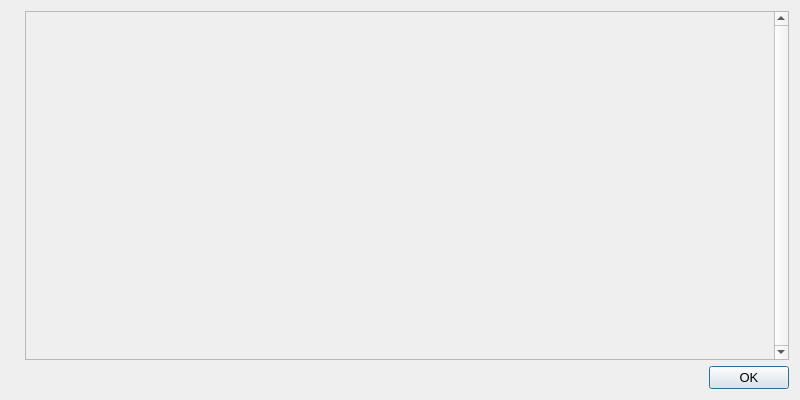
Qt form src/qt/forms/helpmessagedialog.ui (eternity-group/eternity) before a commit.
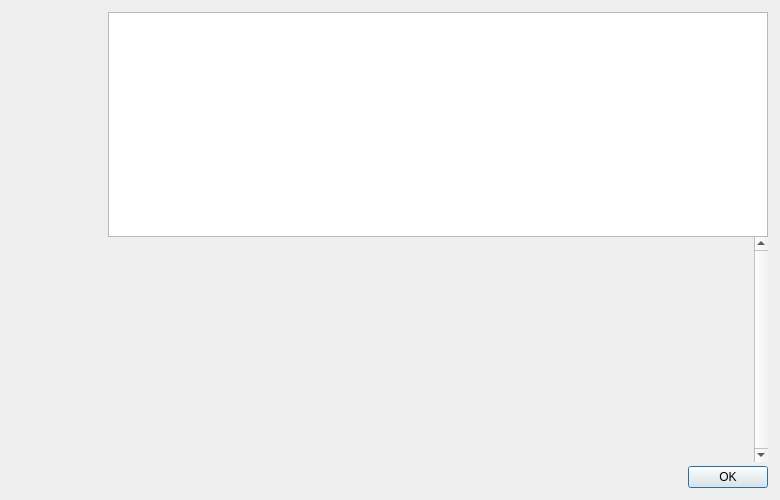
The same form after that commit. Icons and pictures are not drawn.

```diff
--- a/src/qt/forms/helpmessagedialog.ui
+++ b/src/qt/forms/helpmessagedialog.ui
@@ -6,36 +6,102 @@
    <rect>
     <x>0</x>
     <y>0</y>
-    <width>800</width>
-    <height>400</height>
+    <width>780</width>
+    <height>500</height>
    </rect>
   </property>
-  <property name="font">
-   <font>
-    <pointsize>10</pointsize>
-   </font>
+  <property name="maximumSize">
+   <size>
+    <width>16777215</width>
+    <height>500</height>
+   </size>
   </property>
   <property name="windowTitle">
    <string notr="true">Eternity Core - Command-line options</string>
   </property>
   <layout class="QHBoxLayout" name="horizontalLayout_2">
+   <property name="spacing">
+    <number>0</number>
+   </property>
+   <property name="leftMargin">
+    <number>12</number>
+   </property>
+   <property name="topMargin">
+    <number>12</number>
+   </property>
+   <property name="rightMargin">
+    <number>12</number>
+   </property>
+   <property name="bottomMargin">
+    <number>12</number>
+   </property>
    <item>
-    <widget class="QLabel" name="graphic">
-     <property name="sizePolicy">
-      <sizepolicy hsizetype="Preferred" vsizetype="Ignored">
-       <horstretch>0</horstretch>
-       <verstretch>0</verstretch>
-      </sizepolicy>
+    <layout class="QVBoxLayout" name="verticalLayoutLogo" stretch="0">
+     <property name="leftMargin">
+      <number>0</number>
      </property>
-     <property name="pixmap">
-      <pixmap resource="../eternity.qrc">:/images/about</pixmap>
+     <property name="topMargin">
+      <number>0</number>
      </property>
-    </widget>
+     <property name="rightMargin">
+      <number>0</number>
+     </property>
+     <item>
+      <widget class="QLabel" name="aboutLogo">
+       <property name="sizePolicy">
+        <sizepolicy hsizetype="Preferred" vsizetype="Ignored">
+         <horstretch>0</horstretch>
+         <verstretch>0</verstretch>
+        </sizepolicy>
+       </property>
+       <property name="minimumSize">
+        <size>
+         <width>96</width>
+         <height>464</height>
+        </size>
+       </property>
+       <property name="maximumSize">
+        <size>
+         <width>96</width>
+         <height>564</height>
+        </size>
+       </property>
+       <property name="baseSize">
+        <size>
+         <width>96</width>
+         <height>564</height>
+        </size>
+       </property>
+       <property name="autoFillBackground">
+        <bool>false</bool>
+       </property>
+       <property name="pixmap">
+        <pixmap resource="../eternity.qrc">:/images/entblue/about</pixmap>
+       </property>
+       <property name="scaledContents">
+        <bool>false</bool>
+       </property>
+       <property name="alignment">
+        <set>Qt::AlignLeading|Qt::AlignLeft|Qt::AlignTop</set>
+       </property>
+      </widget>
+     </item>
+    </layout>
    </item>
    <item>
     <layout class="QVBoxLayout" name="verticalLayout">
+     <item>
+      <widget class="QTextEdit" name="helpMessage">
+       <property name="readOnly">
+        <bool>true</bool>
+       </property>
+      </widget>
+     </item>
      <item>
       <widget class="QScrollArea" name="scrollArea">
+       <property name="frameShape">
+        <enum>QFrame::NoFrame</enum>
+       </property>
        <property name="verticalScrollBarPolicy">
         <enum>Qt::ScrollBarAlwaysOn</enum>
        </property>
@@ -47,8 +113,8 @@
          <rect>
           <x>0</x>
           <y>0</y>
-          <width>659</width>
-          <height>348</height>
+          <width>630</width>
+          <height>201</height>
          </rect>
         </property>
         <layout class="QVBoxLayout" name="verticalLayout_2">
@@ -60,6 +126,9 @@
            <property name="textFormat">
             <enum>Qt::PlainText</enum>
            </property>
+           <property name="alignment">
+            <set>Qt::AlignLeading|Qt::AlignLeft|Qt::AlignTop</set>
+           </property>
            <property name="openExternalLinks">
             <bool>true</bool>
            </property>
@@ -72,6 +141,22 @@
        </widget>
       </widget>
      </item>
+     <item>
+      <spacer name="verticalSpacer">
+       <property name="orientation">
+        <enum>Qt::Vertical</enum>
+       </property>
+       <property name="sizeType">
+        <enum>QSizePolicy::Fixed</enum>
+       </property>
+       <property name="sizeHint" stdset="0">
+        <size>
+         <width>4</width>
+         <height>4</height>
+        </size>
+       </property>
+      </spacer>
+     </item>
      <item>
       <widget class="QDialogButtonBox" name="okButton">
        <property name="orientation">
```
Left out of the diff: 2 changed lines with no effect on the pictures.
